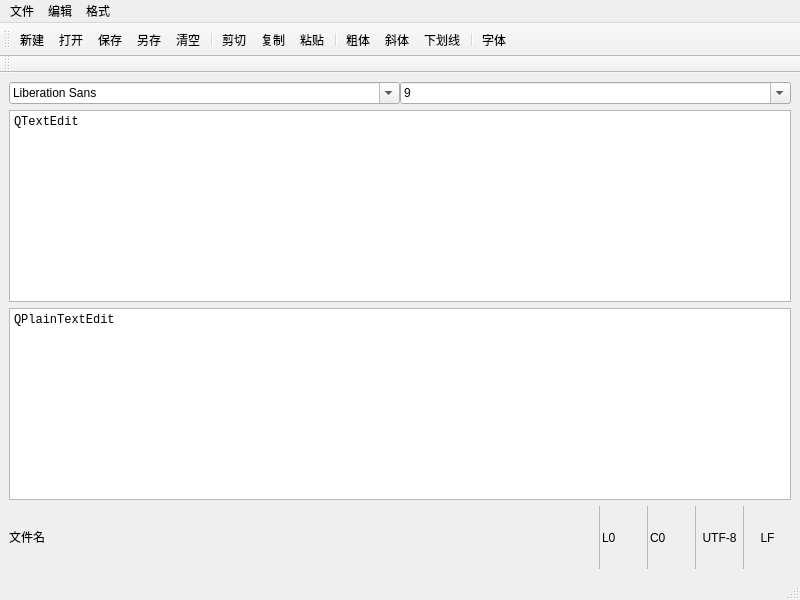
The window that _en/Computer/Operating_System/Qt_C++_Programming/Notebook/Notebook.ui (bss9395/bss9395.github.io) describes before a commit, drawn with Qt 5.
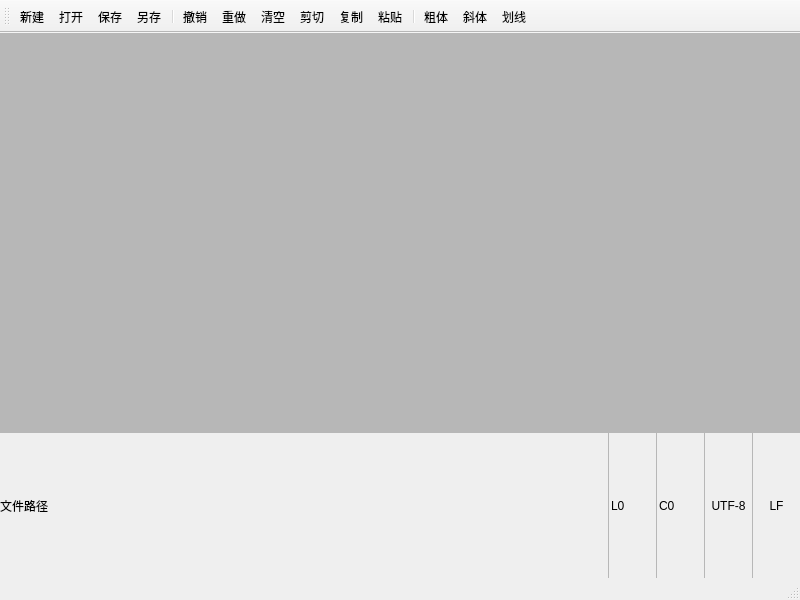
The same window after the commit. Icons and pictures are not drawn.

```diff
--- a/_en/Computer/Operating_System/Qt_C++_Programming/Notebook/Notebook.ui
+++ b/_en/Computer/Operating_System/Qt_C++_Programming/Notebook/Notebook.ui
@@ -14,262 +14,80 @@
    <string>MW_Notebook</string>
   </property>
   <widget class="QWidget" name="centralwidget">
-   <layout class="QVBoxLayout" name="verticalLayout_2">
+   <layout class="QVBoxLayout" name="verticalLayout">
+    <property name="spacing">
+     <number>0</number>
+    </property>
+    <property name="leftMargin">
+     <number>0</number>
+    </property>
+    <property name="topMargin">
+     <number>0</number>
+    </property>
+    <property name="rightMargin">
+     <number>0</number>
+    </property>
+    <property name="bottomMargin">
+     <number>0</number>
+    </property>
     <item>
-     <widget class="QGroupBox" name="GB_Font">
-      <property name="sizePolicy">
-       <sizepolicy hsizetype="Preferred" vsizetype="Fixed">
-        <horstretch>0</horstretch>
-        <verstretch>0</verstretch>
-       </sizepolicy>
-      </property>
-      <property name="autoFillBackground">
-       <bool>false</bool>
-      </property>
+     <widget class="QMdiArea" name="MA_Editor">
       <property name="styleSheet">
-       <string notr="true">QGroupBox { 
-	border:none
-}</string>
+       <string notr="true"/>
       </property>
-      <property name="title">
-       <string/>
+      <property name="lineWidth">
+       <number>0</number>
       </property>
-      <layout class="QHBoxLayout" name="horizontalLayout_3">
-       <property name="spacing">
-        <number>0</number>
-       </property>
-       <property name="leftMargin">
-        <number>0</number>
-       </property>
-       <property name="topMargin">
-        <number>0</number>
-       </property>
-       <property name="rightMargin">
-        <number>0</number>
-       </property>
-       <property name="bottomMargin">
-        <number>0</number>
-       </property>
-       <item>
-        <widget class="QFontComboBox" name="FCB_Font_Family">
-         <property name="enabled">
-          <bool>true</bool>
-         </property>
-         <property name="sizePolicy">
-          <sizepolicy hsizetype="Preferred" vsizetype="Fixed">
-           <horstretch>0</horstretch>
-           <verstretch>0</verstretch>
-          </sizepolicy>
-         </property>
-         <property name="minimumSize">
-          <size>
-           <width>0</width>
-           <height>0</height>
-          </size>
-         </property>
-         <property name="sizeIncrement">
-          <size>
-           <width>0</width>
-           <height>0</height>
-          </size>
-         </property>
-         <property name="baseSize">
-          <size>
-           <width>0</width>
-           <height>0</height>
-          </size>
-         </property>
-         <property name="sizeAdjustPolicy">
-          <enum>QComboBox::AdjustToContents</enum>
-         </property>
-        </widget>
-       </item>
-       <item>
-        <widget class="QComboBox" name="CB_Font_Size">
-         <property name="editable">
-          <bool>true</bool>
-         </property>
-         <property name="currentText">
-          <string>9</string>
-         </property>
-         <property name="currentIndex">
-          <number>1</number>
-         </property>
-         <property name="maxVisibleItems">
-          <number>20</number>
-         </property>
-         <item>
-          <property name="text">
-           <string>8</string>
-          </property>
-         </item>
-         <item>
-          <property name="text">
-           <string>9</string>
-          </property>
-         </item>
-         <item>
-          <property name="text">
-           <string>10</string>
-          </property>
-         </item>
-         <item>
-          <property name="text">
-           <string>10.5</string>
-          </property>
-         </item>
-         <item>
-          <property name="text">
-           <string>11</string>
-          </property>
-         </item>
-         <item>
-          <property name="text">
-           <string>12</string>
-          </property>
-         </item>
-         <item>
-          <property name="text">
-           <string>14</string>
-          </property>
-         </item>
-         <item>
-          <property name="text">
-           <string>16</string>
-          </property>
-         </item>
-         <item>
-          <property name="text">
-           <string>18</string>
-          </property>
-         </item>
-         <item>
-          <property name="text">
-           <string>20</string>
-          </property>
-         </item>
-         <item>
-          <property name="text">
-           <string>24</string>
-          </property>
-         </item>
-         <item>
-          <property name="text">
-           <string>28</string>
-          </property>
-         </item>
-         <item>
-          <property name="text">
-           <string>32</string>
-          </property>
-         </item>
-         <item>
-          <property name="text">
-           <string>36</string>
-          </property>
-         </item>
-         <item>
-          <property name="text">
-           <string>40</string>
-          </property>
-         </item>
-         <item>
-          <property name="text">
-           <string>44</string>
-          </property>
-         </item>
-         <item>
-          <property name="text">
-           <string>48</string>
-          </property>
-         </item>
-         <item>
-          <property name="text">
-           <string>54</string>
-          </property>
-         </item>
-         <item>
-          <property name="text">
-           <string>60</string>
-          </property>
-         </item>
-         <item>
-          <property name="text">
-           <string>66</string>
-          </property>
-         </item>
-         <item>
-          <property name="text">
-           <string>72</string>
-          </property>
-         </item>
-         <item>
-          <property name="text">
-           <string>80</string>
-          </property>
-         </item>
-         <item>
-          <property name="text">
-           <string>88</string>
-          </property>
-         </item>
-         <item>
-          <property name="text">
-           <string>96</string>
-          </property>
-         </item>
-        </widget>
-       </item>
-      </layout>
-     </widget>
-    </item>
-    <item>
-     <widget class="QTextEdit" name="TE_Notebook">
-      <property name="font">
-       <font>
-        <family>Consolas</family>
-       </font>
+      <property name="verticalScrollBarPolicy">
+       <enum>Qt::ScrollBarAsNeeded</enum>
       </property>
-      <property name="documentTitle">
-       <string/>
+      <property name="horizontalScrollBarPolicy">
+       <enum>Qt::ScrollBarAsNeeded</enum>
       </property>
-      <property name="markdown">
-       <string>`QTextEdit`
-
-</string>
+      <property name="sizeAdjustPolicy">
+       <enum>QAbstractScrollArea::AdjustToContents</enum>
       </property>
-      <property name="html">
-       <string>&lt;!DOCTYPE HTML PUBLIC &quot;-//W3C//DTD HTML 4.0//EN&quot; &quot;http://www.w3.org/TR/REC-html40/strict.dtd&quot;&gt;
-&lt;html&gt;&lt;head&gt;&lt;meta name=&quot;qrichtext&quot; content=&quot;1&quot; /&gt;&lt;style type=&quot;text/css&quot;&gt;
-p, li { white-space: pre-wrap; }
-&lt;/style&gt;&lt;/head&gt;&lt;body style=&quot; font-family:'Consolas'; font-size:9pt; font-weight:400; font-style:normal;&quot;&gt;
-&lt;p style=&quot; margin-top:0px; margin-bottom:0px; margin-left:0px; margin-right:0px; -qt-block-indent:0; text-indent:0px;&quot;&gt;QTextEdit&lt;/p&gt;&lt;/body&gt;&lt;/html&gt;</string>
+      <property name="background">
+       <brush brushstyle="SolidPattern">
+        <color alpha="127">
+         <red>127</red>
+         <green>127</green>
+         <blue>127</blue>
+        </color>
+       </brush>
       </property>
-     </widget>
-    </item>
-    <item>
-     <widget class="QPlainTextEdit" name="PTE_Notebook">
-      <property name="font">
-       <font>
-        <family>Consolas</family>
-       </font>
+      <property name="viewMode">
+       <enum>QMdiArea::TabbedView</enum>
       </property>
-      <property name="plainText">
-       <string>QPlainTextEdit</string>
+      <property name="documentMode">
+       <bool>true</bool>
       </property>
+      <property name="tabsClosable">
+       <bool>true</bool>
+      </property>
+      <property name="tabsMovable">
+       <bool>true</bool>
+      </property>
      </widget>
     </item>
     <item>
-     <widget class="QGroupBox" name="GB_Status_Bar">
+     <widget class="QGroupBox" name="GB_Status">
       <property name="sizePolicy">
        <sizepolicy hsizetype="Expanding" vsizetype="Expanding">
         <horstretch>1</horstretch>
         <verstretch>1</verstretch>
        </sizepolicy>
       </property>
+      <property name="minimumSize">
+       <size>
+        <width>0</width>
+        <height>24</height>
+       </size>
+      </property>
       <property name="styleSheet">
        <string notr="true">QGroupBox {
-	border:none
+	background-color: rgba(127, 127, 127, 0.0);
+	border: 0px solid;
 }</string>
       </property>
       <property name="title">
@@ -292,26 +110,34 @@
         <number>0</number>
        </property>
        <item>
-        <widget class="QPushButton" name="PB_Filename">
-         <property name="font">
-          <font>
-           <family>Consolas</family>
-          </font>
+        <widget class="QPushButton" name="PB_Status">
+         <property name="sizePolicy">
+          <sizepolicy hsizetype="Expanding" vsizetype="Expanding">
+           <horstretch>0</horstretch>
+           <verstretch>0</verstretch>
+          </sizepolicy>
+         </property>
+         <property name="minimumSize">
+          <size>
+           <width>0</width>
+           <height>0</height>
+          </size>
+         </property>
+         <property name="maximumSize">
+          <size>
+           <width>16777215</width>
+           <height>16777215</height>
+          </size>
          </property>
          <property name="styleSheet">
           <string notr="true">QPushButton { 
+	background-color: rgba(127, 127, 127, 0.0);
+	border: 0px solid;
 	text-align: left;
-	border: 0px;
 }</string>
          </property>
          <property name="text">
-          <string>文件名</string>
-         </property>
-         <property name="default">
-          <bool>false</bool>
-         </property>
-         <property name="flat">
-          <bool>false</bool>
+          <string>文件路径</string>
          </property>
         </widget>
        </item>
@@ -337,7 +163,7 @@
          </property>
          <property name="styleSheet">
           <string notr="true">QSpinBox {
-	background-color: rgba(0, 0, 0, 0.0);
+	background-color: rgba(127, 127, 127, 0.0);
 	border: 0px solid;
 	border-left: 1px solid rgba(127, 127, 127, 0.5);
 }</string>
@@ -372,20 +198,14 @@
          </property>
          <property name="styleSheet">
           <string notr="true">QSpinBox {
-	background-color: rgba(0, 0, 0, 0.0);
+	background-color: rgba(127, 127, 127, 0.0);
 	border: 0px solid;
 	border-left: 1px solid rgba(127, 127, 127, 0.5);
 }</string>
          </property>
-         <property name="frame">
-          <bool>false</bool>
-         </property>
          <property name="buttonSymbols">
           <enum>QAbstractSpinBox::NoButtons</enum>
          </property>
-         <property name="suffix">
-          <string/>
-         </property>
          <property name="prefix">
           <string>C</string>
          </property>
@@ -407,15 +227,16 @@
          </property>
          <property name="maximumSize">
           <size>
-           <width>16777215</width>
+           <width>48</width>
            <height>16777215</height>
           </size>
          </property>
          <property name="styleSheet">
-          <string notr="true">QPushButton { 
-	text-align: center;
+          <string notr="true">QPushButton {
+	background-color: rgba(127, 127, 127, 0.0);
 	border: 0px solid;
 	border-left: 1px solid rgba(127, 127, 127, 0.5);
+	text-align: center;
 }</string>
          </property>
          <property name="text">
@@ -439,15 +260,16 @@
          </property>
          <property name="maximumSize">
           <size>
-           <width>16777215</width>
+           <width>48</width>
            <height>16777215</height>
           </size>
          </property>
          <property name="styleSheet">
-          <string notr="true">QPushButton { 
-	text-align: center;
+          <string notr="true">QPushButton {
+	background-color: rgba(127, 127, 127, 0.0);
 	border: 0px solid;
 	border-left: 1px solid rgba(127, 127, 127, 0.5);
+	text-align: center;
 }</string>
          </property>
          <property name="text">
@@ -469,51 +291,18 @@
      <height>30</height>
     </rect>
    </property>
-   <widget class="QMenu" name="menu">
-    <property name="title">
-     <string>文件</string>
-    </property>
-    <addaction name="A_New"/>
-    <addaction name="A_Open"/>
-    <addaction name="separator"/>
-    <addaction name="A_Close"/>
-   </widget>
-   <widget class="QMenu" name="menu_2">
-    <property name="title">
-     <string>编辑</string>
-    </property>
-    <addaction name="A_Cut"/>
-    <addaction name="A_Copy"/>
-    <addaction name="A_Paste"/>
-    <addaction name="separator"/>
-    <addaction name="A_Clear"/>
-   </widget>
-   <widget class="QMenu" name="menu_3">
-    <property name="title">
-     <string>格式</string>
-    </property>
-    <addaction name="A_Bold"/>
-    <addaction name="A_Italic"/>
-    <addaction name="A_Underline"/>
-    <addaction name="separator"/>
-    <addaction name="A_Show_Label"/>
-   </widget>
-   <addaction name="menu"/>
-   <addaction name="menu_2"/>
-   <addaction name="menu_3"/>
   </widget>
-  <widget class="QStatusBar" name="SB_Status_Bar">
-   <property name="sizePolicy">
-    <sizepolicy hsizetype="Preferred" vsizetype="Preferred">
-     <horstretch>0</horstretch>
-     <verstretch>0</verstretch>
-    </sizepolicy>
-   </property>
-  </widget>
-  <widget class="QToolBar" name="TB_Major">
+  <widget class="QStatusBar" name="SB_Status"/>
+  <widget class="QToolBar" name="toolBar">
    <property name="windowTitle">
     <string>toolBar</string>
    </property>
+   <property name="iconSize">
+    <size>
+     <width>24</width>
+     <height>24</height>
+    </size>
+   </property>
    <property name="toolButtonStyle">
     <enum>Qt::ToolButtonTextUnderIcon</enum>
    </property>
@@ -527,8 +316,10 @@
    <addaction name="A_Open"/>
    <addaction name="A_Save"/>
    <addaction name="A_Save_As"/>
+   <addaction name="separator"/>
+   <addaction name="A_Undo"/>
+   <addaction name="A_Redo"/>
    <addaction name="A_Clear"/>
-   <addaction name="separator"/>
    <addaction name="A_Cut"/>
    <addaction name="A_Copy"/>
    <addaction name="A_Paste"/>
@@ -536,19 +327,6 @@
    <addaction name="A_Bold"/>
    <addaction name="A_Italic"/>
    <addaction name="A_Underline"/>
-   <addaction name="separator"/>
-   <addaction name="A_Font"/>
-  </widget>
-  <widget class="QToolBar" name="TB_Minor">
-   <property name="windowTitle">
-    <string>TB_Minor</string>
-   </property>
-   <attribute name="toolBarArea">
-    <enum>TopToolBarArea</enum>
-   </attribute>
-   <attribute name="toolBarBreak">
-    <bool>true</bool>
-   </attribute>
   </widget>
   <action name="A_New">
    <property name="icon">
@@ -637,7 +415,10 @@
      <normaloff>:/images/format_underlined.png</normaloff>:/images/format_underlined.png</iconset>
    </property>
    <property name="text">
-    <string>下划线</string>
+    <string>划线</string>
+   </property>
+   <property name="toolTip">
+    <string>划线</string>
    </property>
   </action>
   <action name="A_Close">
@@ -687,6 +468,24 @@
     <string>另存</string>
    </property>
   </action>
+  <action name="A_Undo">
+   <property name="icon">
+    <iconset resource="resources.qrc">
+     <normaloff>:/images/undo.png</normaloff>:/images/undo.png</iconset>
+   </property>
+   <property name="text">
+    <string>撤销</string>
+   </property>
+  </action>
+  <action name="A_Redo">
+   <property name="icon">
+    <iconset resource="resources.qrc">
+     <normaloff>:/images/redo.png</normaloff>:/images/redo.png</iconset>
+   </property>
+   <property name="text">
+    <string>重做</string>
+   </property>
+  </action>
  </widget>
  <resources>
   <include location="Resources.qrc"/>
```
Left out of the diff: 49 changed lines with no effect on the pictures.
